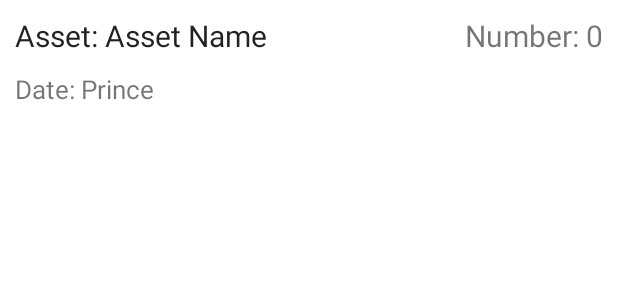
After one commit to PrinceSumberia/assets-management, an Android app: the layout issued_assets_list.xml on its own in the app's theme, with its tools: preview values and no code run, on a phone screen of 412 x 824 dp. The commit adds this screen. Shown: the top 300 px of the screen. Run offline under Robolectric (Android 15) with nearby library versions, the phone set to English and light mode, and no system bars.

Commit message:
*Implemented Issued Assets Details

```diff
--- a/app/src/main/AndroidManifest.xml
+++ b/app/src/main/AndroidManifest.xml
@@ -24,7 +24,8 @@
         android:roundIcon="@mipmap/ic_launcher_custom"
         android:supportsRtl="true"
         android:theme="@style/AppTheme">
-        <activity android:name=".IssueAssets"></activity>
+        <activity android:name=".IssuedAssets"></activity>
+        <activity android:name=".IssueAssets" />
         <!--
              The API key for Google Maps-based APIs is defined as a string resource.
              (See the file "res/values/google_maps_api.xml").
--- /dev/null
+++ b/app/src/main/res/layout/issued_assets_list.xml
@@ -0,0 +1,62 @@
+<?xml version="1.0" encoding="utf-8"?>
+<RelativeLayout xmlns:android="http://schemas.android.com/apk/res/android"
+    android:id="@+id/parent_layout_issued_assets"
+    android:layout_width="match_parent"
+    android:layout_height="wrap_content"
+    android:orientation="vertical"
+    android:padding="10dp">
+
+
+    <TextView
+        android:id="@+id/asset"
+        style="@style/TextAppearance.AppCompat.Subhead"
+        android:layout_width="wrap_content"
+        android:layout_height="wrap_content"
+        android:text="Asset: "
+        android:textSize="20sp" />
+
+    <TextView
+        android:id="@+id/asset_type"
+        style="@style/TextAppearance.AppCompat.Subhead"
+        android:layout_width="wrap_content"
+        android:layout_height="wrap_content"
+        android:layout_toRightOf="@id/asset"
+        android:text="Asset Name"
+        android:textSize="20sp" />
+
+    <TextView
+        android:layout_width="wrap_content"
+        android:layout_height="wrap_content"
+        android:layout_toLeftOf="@id/asset_number"
+        android:text="Number: "
+        android:textSize="20sp" />
+
+    <TextView
+        android:id="@+id/asset_number"
+        android:layout_width="wrap_content"
+        android:layout_height="wrap_content"
+        android:layout_alignParentRight="true"
+        android:text="0"
+        android:textAlignment="viewEnd"
+        android:textSize="20sp" />
+
+
+    <TextView
+        android:id="@+id/reported"
+        android:layout_width="wrap_content"
+        android:layout_height="wrap_content"
+        android:layout_below="@id/asset_type"
+        android:layout_marginTop="10dp"
+        android:text="Date: "
+        android:textSize="17sp" />
+
+    <TextView
+        android:id="@+id/issued_date"
+        android:layout_width="wrap_content"
+        android:layout_height="wrap_content"
+        android:layout_below="@id/asset_type"
+        android:layout_marginTop="10dp"
+        android:layout_toRightOf="@id/reported"
+        android:text="Prince"
+        android:textSize="17sp" />
+</RelativeLayout>
```
Also changed, not shown: app/src/main/java/com/prince/assetManagement/IssuedAssets.java (added, +109 -0 lines), app/src/main/java/com/prince/assetManagement/IssuedAssetsAdapter.java (added, +71 -0 lines), app/src/main/java/com/prince/assetManagement/NormalUser.java (+12 -2 lines), app/src/main/res/layout/activity_issued_assets.xml (added, +13 -0 lines), app/src/main/res/layout/activity_normal_user.xml (+7 -0 lines).
